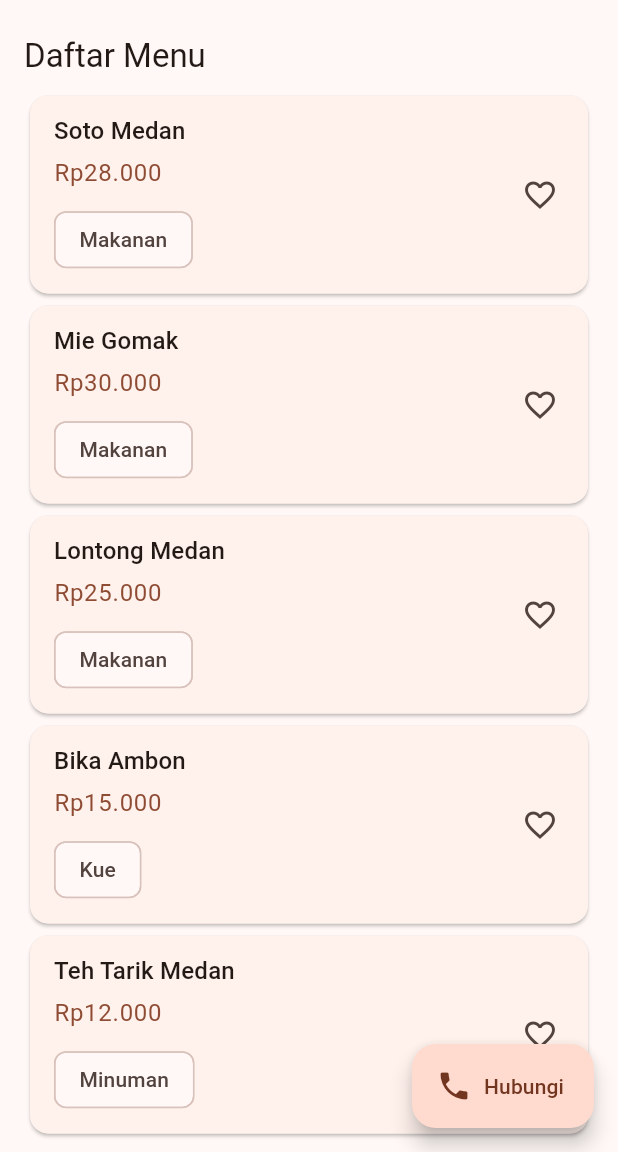
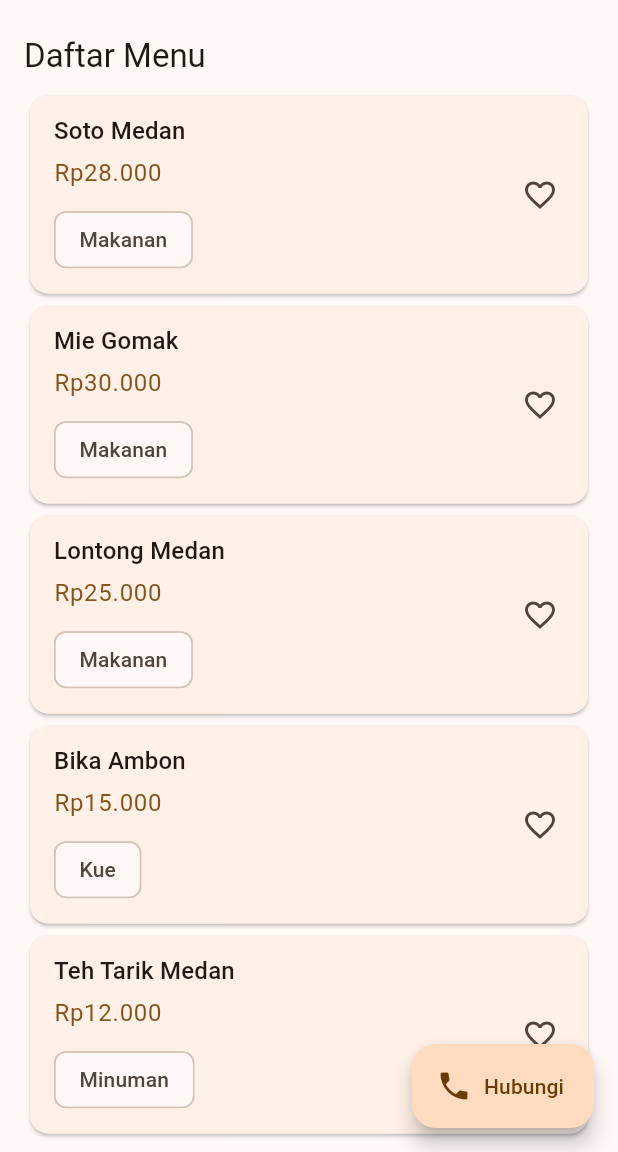
Before and after one commit to MFARISALRAFIQ/pm-tugas-05-4241250001, a Flutter app: the screen it shows after launch, scrolled down 576 dp, on a phone screen of 412 x 824 dp, the part 84-1236 px from its top. Run offline on Flutter 3.47's test engine with Material 3 defaults, Android fonts, the phone set to English and light mode, and no system bars; our stand-ins replace material_ui; network calls fail.

Commit message:
ambil screenshot dan ubah seed color

```diff
--- a/lib/main.dart
+++ b/lib/main.dart
@@ -6,7 +6,7 @@ import 'widgets/kartu_menu.dart';
 void main() => runApp(const UmkmApp());
 
 // Satu-satunya warna yang ditulis langsung: seed color.
-const _benih = Color(0xFFB23A00);
+const _benih = Color.fromARGB(255, 155, 89, 2);
 
 // Ganti dengan foto usaha Anda (Image.asset) atau URL gambar lain.
 const _urlGambar = 'https://picsum.photos/id/292/800/450';
```
Also changed, not shown: 2 other files.
